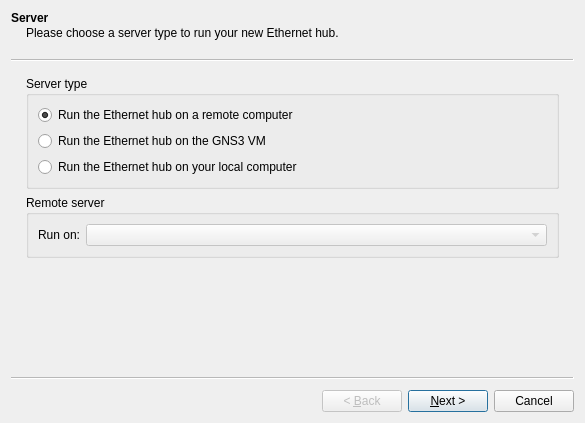
This is gns3/modules/builtin/ui/ethernet_hub_wizard.ui in GNS3/gns3-gui as Qt 5 draws it before an edit. The edited form follows.
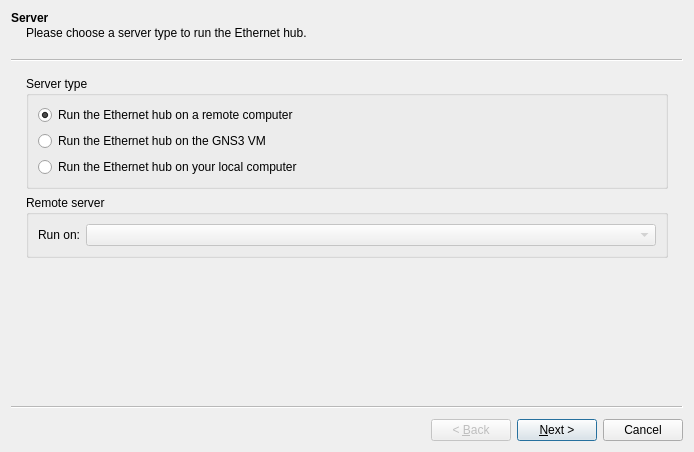
This is the edited form.

```diff
--- a/gns3/modules/builtin/ui/ethernet_hub_wizard.ui
+++ b/gns3/modules/builtin/ui/ethernet_hub_wizard.ui
@@ -6,8 +6,8 @@
    <rect>
     <x>0</x>
     <y>0</y>
-    <width>585</width>
-    <height>423</height>
+    <width>694</width>
+    <height>452</height>
    </rect>
   </property>
   <property name="windowTitle">
@@ -21,7 +21,7 @@
     <string>Server</string>
    </property>
    <property name="subTitle">
-    <string>Please choose a server type to run your new Ethernet hub.</string>
+    <string>Please choose a server type to run the Ethernet hub.</string>
    </property>
    <layout class="QGridLayout" name="gridLayout_2">
     <item row="0" column="0">
```
Left out of the diff: 2 changed lines with no effect on the pictures.
